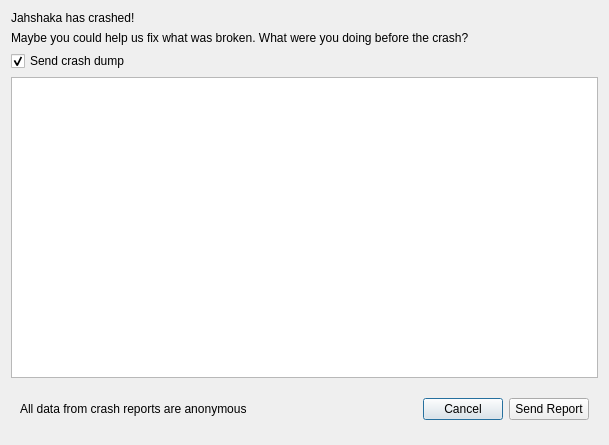
jahshaka/Studio, file crash_handler/crashreportdialog.ui: the form before one commit.
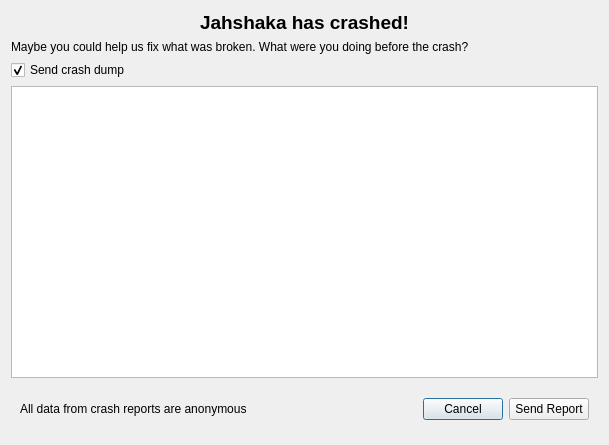
The form after the commit.

Commit message: Added message dialogs for sending results Updated crash report ui remove minidump file after being sent

Patch:
```diff
--- a/crash_handler/crashreportdialog.ui
+++ b/crash_handler/crashreportdialog.ui
@@ -14,7 +14,10 @@
    <item>
     <widget class="QLabel" name="label">
      <property name="text">
-      <string>Jahshaka has crashed!</string>
+      <string>&lt;html&gt;&lt;head/&gt;&lt;body&gt;&lt;p&gt;&lt;span style=&quot; font-size:14pt; font-weight:600;&quot;&gt;Jahshaka has crashed!&lt;/span&gt;&lt;/p&gt;&lt;/body&gt;&lt;/html&gt;</string>
+     </property>
+     <property name="alignment">
+      <set>Qt::AlignCenter</set>
      </property>
     </widget>
    </item>
```
The commit also changes 2 other files.
